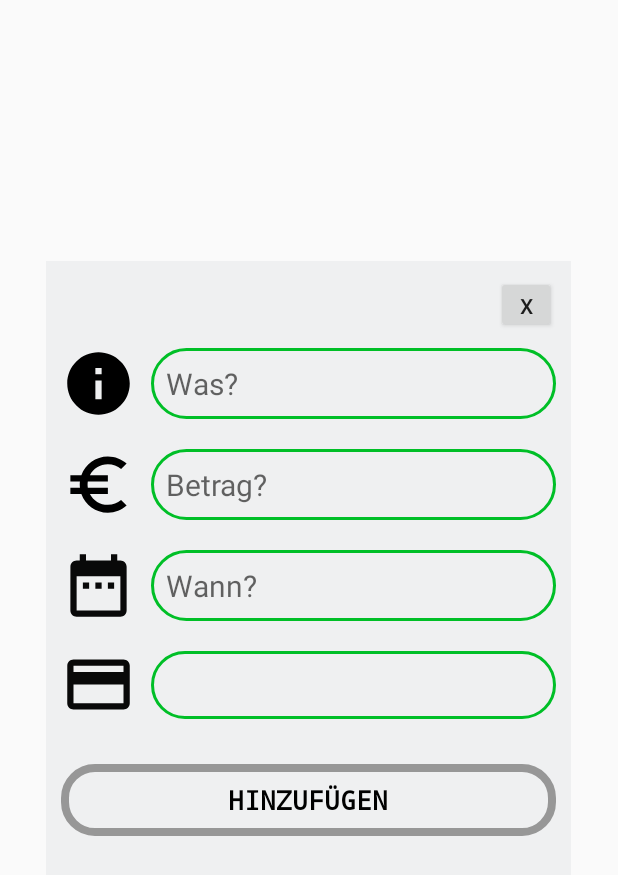
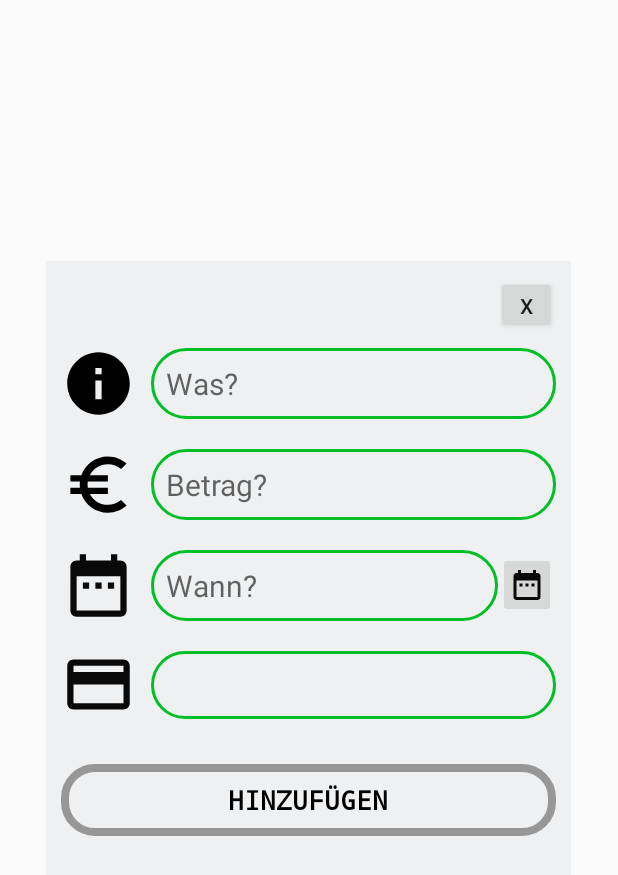
Before and after one commit to haidepzai/Finance-Manager-Android, an Android app: the layout custompopup.xml on its own in the app's theme, with its tools: preview values and no code run, on a phone screen of 412 x 824 dp. Shown: the top 875 px of the screen. Run offline under Robolectric (Android 15) with nearby library versions, the phone set to English and light mode, and no system bars.

Commit message:
Added Button to open calendar in MainFragment-Dialog

```diff
--- a/FinanceManager/app/src/main/java/de/hdmstuttgart/financemanager/Fragments/MainFragment.java
+++ b/FinanceManager/app/src/main/java/de/hdmstuttgart/financemanager/Fragments/MainFragment.java
@@ -15,6 +15,7 @@ import android.widget.ArrayAdapter;
 import android.widget.Button;
 import android.widget.DatePicker;
 import android.widget.EditText;
+import android.widget.ImageButton;
 import android.widget.Spinner;
 import android.widget.Toast;
 
@@ -55,6 +56,7 @@ public class MainFragment extends Fragment implements RecyclerViewAdapter.OnNote
     private EditText payAmount;
     private EditText mDisplayDate;
     private Spinner payMethod;
+    private ImageButton calendar_btn;
 
     private static ArrayAdapter<String> mSpinner; //Adapter für Spinner (Dropdown Liste)
 
@@ -102,12 +104,12 @@ public class MainFragment extends Fragment implements RecyclerViewAdapter.OnNote
                 //Initialisierung der TextViews in dem Dialog
                 payPurpose = myDialog.findViewById(R.id.inputPurpose);
                 payAmount = myDialog.findViewById(R.id.inputAmount);
-
                 payMethod = myDialog.findViewById(R.id.inputMethod);
                 mDisplayDate = myDialog.findViewById(R.id.inputDate);
+                calendar_btn = myDialog.findViewById(R.id.calendar_btn);
 
                 //Öffnet Datum-Feld
-                mDisplayDate.setOnClickListener(new View.OnClickListener() {
+                calendar_btn.setOnClickListener(new View.OnClickListener() {
                     @Override
                     public void onClick(View v) {
                         Calendar cal = Calendar.getInstance();
--- a/FinanceManager/app/src/main/res/layout/custompopup.xml
+++ b/FinanceManager/app/src/main/res/layout/custompopup.xml
@@ -1,5 +1,6 @@
 <?xml version="1.0" encoding="utf-8"?>
 <LinearLayout xmlns:android="http://schemas.android.com/apk/res/android"
+    xmlns:app="http://schemas.android.com/apk/res-auto"
     android:layout_width="350dp"
     android:layout_height="475dp"
     android:layout_gravity="center"
@@ -67,6 +68,7 @@
             android:padding="10dp"
             android:textColor="@android:color/black"
             android:textSize="20sp" />
+
     </LinearLayout>
 
     <LinearLayout
@@ -83,16 +85,24 @@
 
         <EditText
             android:id="@+id/inputDate"
-            android:layout_width="match_parent"
+            android:layout_width="231dp"
             android:layout_height="wrap_content"
             android:layout_gravity="center_vertical"
             android:layout_marginStart="10dp"
             android:layout_marginTop="10dp"
             android:layout_marginBottom="10dp"
+            android:background="@drawable/edit_border"
             android:hint="@string/detail_placeholder_when"
-            android:background="@drawable/edit_border"
             android:padding="10dp"
             android:textSize="20sp" />
+
+        <ImageButton
+            android:id="@+id/calendar_btn"
+            android:layout_width="wrap_content"
+            android:layout_height="wrap_content"
+            android:layout_gravity="center_vertical"
+            android:layout_weight="1"
+            app:srcCompat="@drawable/black_date" />
     </LinearLayout>
 
     <LinearLayout
```
Also changed, not shown: FinanceManager/app/src/main/res/layout/activity_item_detail.xml (+6 -6 lines).
